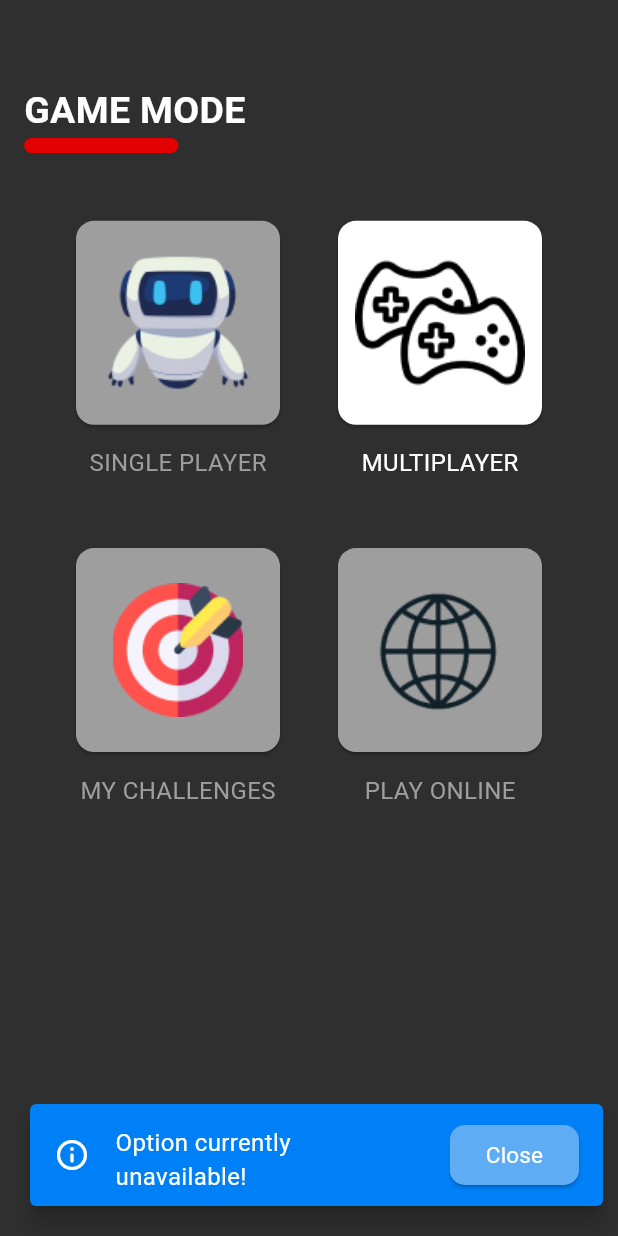
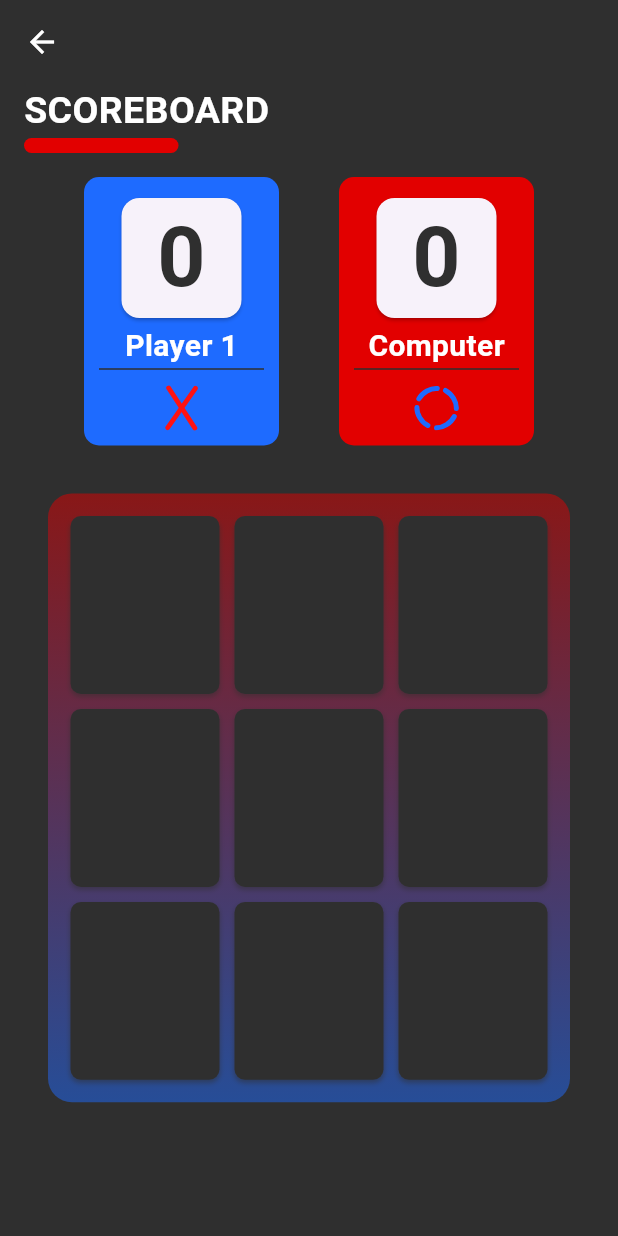
Before and after one commit to WemersonDamasceno/-, a Flutter app: the screen it shows after launch, after a tap on "SINGLE PLAYER", on a phone screen of 412 x 824 dp. Run offline on Flutter 3.47's test engine with Material 3 defaults, Android fonts, the phone set to English and light mode, and no system bars; drawn by our look-alikes of showcaseview; our stand-ins replace audioplayers, flutter_svg, go_router, lottie.

Commit message:
feat: create low IA to singleplayer mode

```diff
--- a/lib/core/widgets/board_widget.dart
+++ b/lib/core/widgets/board_widget.dart
@@ -65,13 +65,17 @@ class _BoardWidgetState extends State<BoardWidget> with DialogMixin {
                   );
 
                   return GestureDetector(
-                    onTap: () async =>
-                        await controller.handleTap(index, context, () {
-                      showDialogEndGame(
-                        context: context,
-                        winner: controller.winner == 'X' ? 1 : 2,
-                      );
-                    }),
+                    onTap: () async => await controller.handleTap(
+                      index,
+                      context,
+                      () {
+                        showDialogEndGame(
+                          context: context,
+                          winner: controller.winner == 'X' ? 1 : 2,
+                        );
+                      },
+                      widget.gameModeEnum,
+                    ),
                     child: Container(
                       margin: const EdgeInsets.all(5),
                       decoration: BoxDecoration(
--- a/lib/presentation/choose_game_mode/views/choose_game_mode_page.dart
+++ b/lib/presentation/choose_game_mode/views/choose_game_mode_page.dart
@@ -54,8 +54,9 @@ class _ChooseGameModePageState extends State<ChooseGameModePage>
                   GameModeItemWidget(
                     image: AppImages.singlePlayerMode,
                     label: S.current.labelSinglePlayer,
-                    onTap: () => showSnackbarWithMessage(context),
-                    isEnable: false,
+                    onTap: () => GoRouter.of(context).pushNamed(
+                      AppRoutes.singlePlayer,
+                    ),
                   ),
                   Showcase(
                     key: _one,
--- a/lib/presentation/router/router.dart
+++ b/lib/presentation/router/router.dart
@@ -2,6 +2,7 @@ import 'package:go_router/go_router.dart';
 import 'package:tictactoe/core/constants/app_routes.dart';
 import 'package:tictactoe/presentation/choose_game_mode/views/choose_game_mode_page.dart';
 import 'package:tictactoe/presentation/multiplayer_mode/views/multiplayer_mode_page.dart';
+import 'package:tictactoe/presentation/singleplayer_mode/views/singleplayer_mode_page.dart';
 import 'package:tictactoe/presentation/splash/views/splash_page.dart';
 
 final GoRouter router = GoRouter(
@@ -22,6 +23,13 @@ final GoRouter router = GoRouter(
       },
     ),
     GoRoute(
+      path: "/${AppRoutes.singlePlayer}",
+      name: AppRoutes.singlePlayer,
+      builder: (_, state) {
+        return const SinglePlayerModePage();
+      },
+    ),
+    GoRoute(
       path: "/${AppRoutes.chooseGameMode}",
       name: AppRoutes.chooseGameMode,
       builder: (_, state) {
--- /dev/null
+++ b/lib/presentation/singleplayer_mode/views/singleplayer_mode_page.dart
@@ -0,0 +1,96 @@
+import 'package:flutter/material.dart';
+import 'package:provider/provider.dart';
+import 'package:showcaseview/showcaseview.dart';
+import 'package:tictactoe/core/constants/app_colors.dart';
+import 'package:tictactoe/core/constants/app_images.dart';
+import 'package:tictactoe/core/mixins/dialog_mixin.dart';
+import 'package:tictactoe/core/widgets/board_widget.dart';
+import 'package:tictactoe/core/widgets/card_scoreboard_widget.dart';
+import 'package:tictactoe/core/widgets/title_page_widget.dart';
+import 'package:tictactoe/domain/controllers/game_controller.dart';
+import 'package:tictactoe/l10n/generated/l10n.dart';
+
+class SinglePlayerModePage extends StatefulWidget {
+  const SinglePlayerModePage({super.key});
+
+  @override
+  State<SinglePlayerModePage> createState() => _SinglePlayerModePageState();
+}
+
+class _SinglePlayerModePageState extends State<SinglePlayerModePage>
+    with DialogMixin {
+  final GlobalKey _one = GlobalKey();
+  BuildContext? myContext;
+
+  @override
+  void initState() {
+    super.initState();
+    WidgetsBinding.instance.addPostFrameCallback(
+      (_) => Future.delayed(const Duration(milliseconds: 200), () {
+        ShowCaseWidget.of(myContext!).startShowCase([_one]);
+      }),
+    );
+  }
+
+  @override
+  void dispose() {
+    GameController.instance.disposeGame();
+    super.dispose();
+  }
+
+  @override
+  Widget build(BuildContext context) {
+    return ShowCaseWidget(builder: (context) {
+      myContext = context;
+      return Scaffold(
+        backgroundColor: AppColors.background,
+        appBar: AppBar(
+          backgroundColor: AppColors.background,
+          foregroundColor: Colors.white,
+        ),
+        body: Padding(
+          padding: const EdgeInsets.symmetric(horizontal: 16),
+          child:
+              Consumer<GameController>(builder: (context, gameController, _) {
+            return Column(
+              mainAxisAlignment: MainAxisAlignment.start,
+              crossAxisAlignment: CrossAxisAlignment.start,
+              children: [
+                TitlePageWidget(
+                  label: S.current.labelScoreboard,
+                ),
+                const SizedBox(height: 16),
+                Row(
+                  mainAxisAlignment: MainAxisAlignment.spaceEvenly,
+                  children: [
+                    Showcase(
+                      key: _one,
+                      title: S.current.labelScoreboardShowCase,
+                      description: S.current.labelScoreboardShowCaseDescription,
+                      child: CardScoreboardWidget(
+                        color: AppColors.secondary,
+                        player: 'Player 1',
+                        score: gameController.qtdWinsPlayer1,
+                        image: AppImages.x,
+                      ),
+                    ),
+                    CardScoreboardWidget(
+                      color: AppColors.primary,
+                      player: 'Computer',
+                      score: gameController.qtdWinsPlayer2,
+                      image: AppImages.o,
+                    ),
+                  ],
+                ),
+                const SizedBox(height: 16),
+                const BoardWidget(
+                  gameModeEnum: GameModeEnum.singlePlayer,
+                ),
+              ],
+            );
+          }),
+        ),
+      );
+    });
+  }
+}
```
Also changed, not shown: lib/domain/controllers/game_controller.dart (+35 -4 lines).
